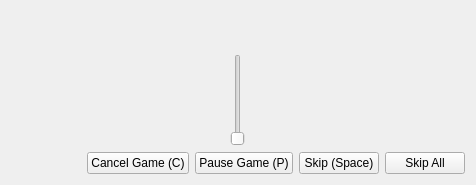
Before: the Qt Designer form ui/player.ui in tdauth/gustavsfairyland, drawn with Qt 5.
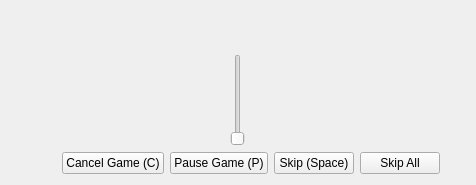
After: the same form once the commit is applied.

Diff of the .ui file:
```diff
--- a/ui/player.ui
+++ b/ui/player.ui
@@ -68,6 +68,19 @@
            </property>
           </spacer>
          </item>
+         <item>
+          <spacer name="horizontalSpacer_2">
+           <property name="orientation">
+            <enum>Qt::Horizontal</enum>
+           </property>
+           <property name="sizeHint" stdset="0">
+            <size>
+             <width>40</width>
+             <height>20</height>
+            </size>
+           </property>
+          </spacer>
+         </item>
          <item>
           <widget class="QPushButton" name="cancelPushButton">
            <property name="sizePolicy">
@@ -120,6 +133,19 @@
            </property>
           </widget>
          </item>
+         <item>
+          <spacer name="horizontalSpacer_3">
+           <property name="orientation">
+            <enum>Qt::Horizontal</enum>
+           </property>
+           <property name="sizeHint" stdset="0">
+            <size>
+             <width>40</width>
+             <height>20</height>
+            </size>
+           </property>
+          </spacer>
+         </item>
         </layout>
        </item>
       </layout>
```
